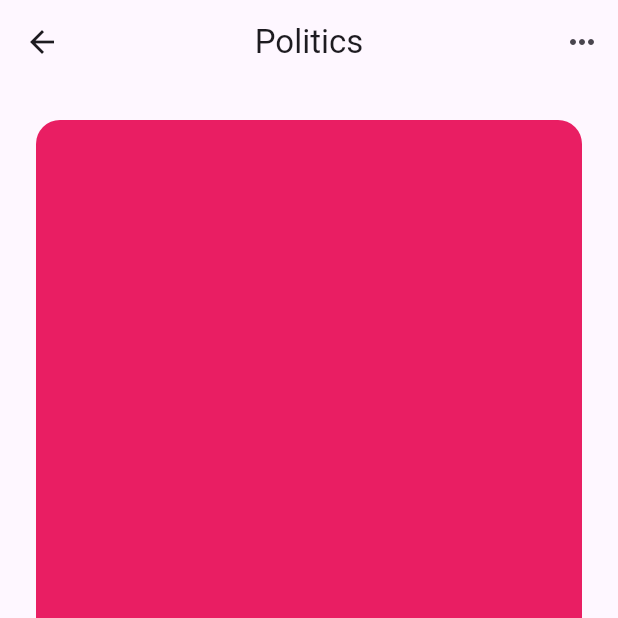
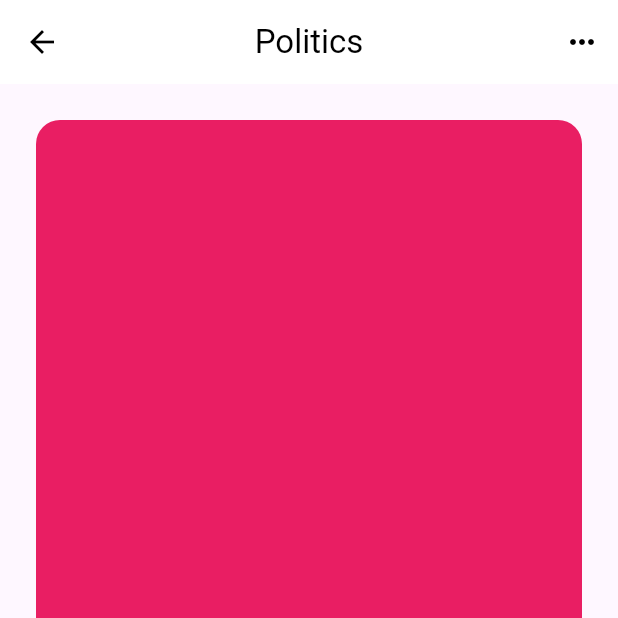
Before and after one commit to JAICHANGPARK/flutter_notebook_chapter_33, a Flutter app: the NewsAppAudioPage screen opened directly, on a phone screen of 412 x 824 dp, the top half of it. Run offline on Flutter 3.47's test engine with Material 2 defaults, Android fonts, the phone set to English and light mode, and no system bars; our stand-ins replace dots_indicator.

Commit message:
Update news_app_audio_page.dart

```diff
--- a/lib/ep1667_news_app_with_audio_podcast/views/news_app_audio_page.dart
+++ b/lib/ep1667_news_app_with_audio_podcast/views/news_app_audio_page.dart
@@ -12,6 +12,9 @@ class _NewsAppAudioPageState extends State<NewsAppAudioPage> {
   Widget build(BuildContext context) {
     return Scaffold(
       appBar: AppBar(
+        elevation: 0,
+        backgroundColor: Colors.white,
+        foregroundColor: Colors.black,
         actions: [
           IconButton(
             onPressed: () {},
```
